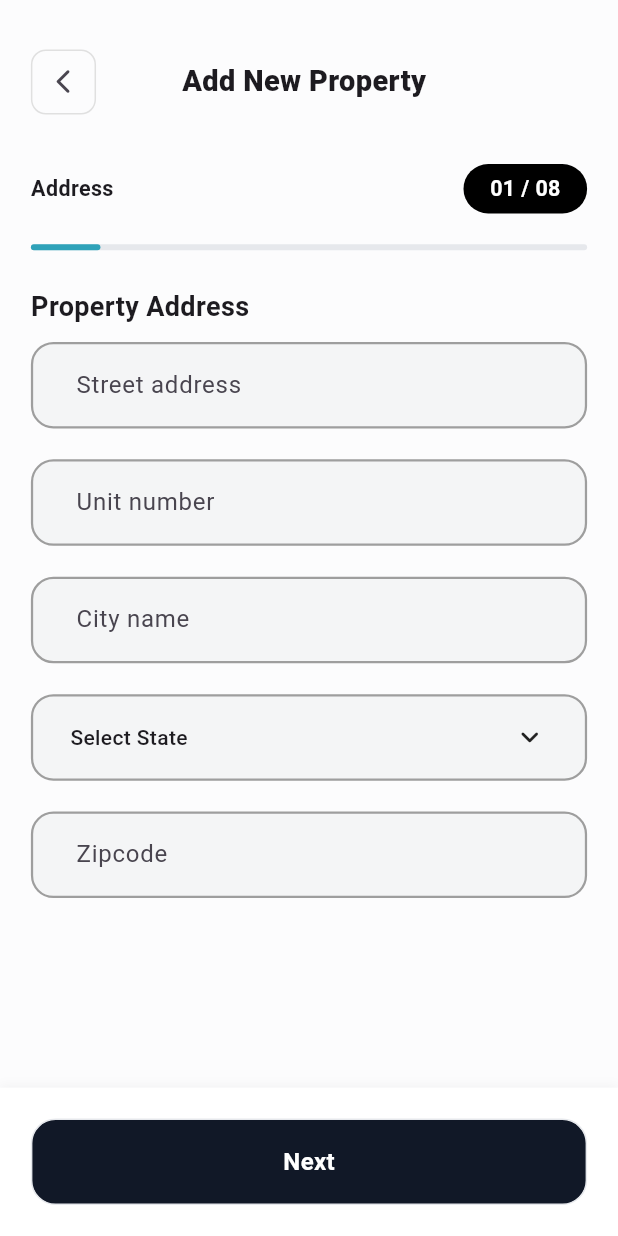
After one commit to asimhanif76/Realix-Real_Estate_App, a Flutter app: the AnpAddressPage screen opened by its route, on a phone screen of 412 x 824 dp. The commit adds this screen. Run offline on Flutter 3.47's test engine with Material 3 defaults, Android fonts, the phone set to English and light mode, and no system bars; our stand-ins replace flutter_slidable, flutter_svg, get, grouped_list, image_picker, responsive_sizer and 1 more.

Commit message:
Update and Add My Home

```diff
--- a/lib/app_routes/app_routes.dart
+++ b/lib/app_routes/app_routes.dart
@@ -1,4 +1,6 @@
 import 'package:flutter/material.dart';
+import 'package:realix_real_estate_app/views/My%20Home/anp_address_page.dart';
+import 'package:realix_real_estate_app/views/My%20Home/anp_meet_with_agent_page.dart';
 import 'package:realix_real_estate_app/views/home/home_page.dart';
 import 'package:realix_real_estate_app/views/message/message_page.dart';
 import 'package:realix_real_estate_app/views/notification/notification_page.dart';
@@ -17,6 +19,8 @@ class AppRoutes {
   static const String homePage = '/homePage';
   static const String notificationPage = '/notificationPage';
   static const String messagePage = '/messagePage';
+  static const String anpAddressPage = '/anpAddressPage';
+  static const String anpMeetWithAgentPage = '/anpMeetWithAgentPage';
 
   static Map<String, WidgetBuilder> get routes => {
         splashPage: (_) => SplashPage(),
@@ -27,5 +31,7 @@ class AppRoutes {
         homePage: (_) => HomePage(),
         notificationPage: (_) => NotificationPage(),
         messagePage: (_) => MessagePage(),
+        anpAddressPage: (_) => AnpAddressPage(),
+        anpMeetWithAgentPage: (_) => AnpMeetWithAgentPage(),
       };
 }
--- a/lib/commons/app_images.dart
+++ b/lib/commons/app_images.dart
@@ -29,4 +29,5 @@ class AppImages {
   static String location = 'assets/images/svg/location.svg';
   static String camera = 'assets/images/svg/Camera.svg';
   static String edit = 'assets/images/svg/edit.svg';
+  static String myNotificationEmpty = 'assets/images/my_notification_empty.png';
 }
--- /dev/null
+++ b/lib/controllers/new_property_controller.dart
@@ -0,0 +1,100 @@
+import 'package:flutter/material.dart';
+import 'package:get/get.dart';
+import 'package:realix_real_estate_app/model/new_property_model.dart';
+
+class AddPropertyController extends GetxController {
+  TextEditingController streetAddressController = TextEditingController();
+  TextEditingController unitNumberController = TextEditingController();
+  TextEditingController cityNameController = TextEditingController();
+  TextEditingController zipCodeController = TextEditingController();
+  var property = PropertyModel(
+    streetAddress: '',
+    city: '',
+    state: '',
+    zipCode: '',
+    timeToSell: '',
+    reasonForSelling: '',
+    description: '',
+    propertyType: '',
+    lotSize: 0,
+    yearBuilt: 0,
+    fullBaths: 0,
+    bedrooms: 0,
+    monthlyRent: 0,
+    securityDeposit: 0,
+    phoneNumber: '',
+    amenities: [],
+  ).obs;
+
+  void updateAddress({
+    required String street,
+    required String city,
+    required String state,
+    required String zip,
+  }) {
+    property.update((val) {
+      val!.streetAddress = street;
+      val.city = city;
+      val.state = state;
+      val.zipCode = zip;
+    });
+  }
+
+  void updateMeeting(DateTime date, String time) {
+    property.update((val) {
+      val!.meetingDate = date;
+      val.meetingTime = time;
+    });
+  }
+
+  void updateTimeToSell(String value) {
+    property.update((val) {
+      val!.timeToSell = value;
+    });
+  }
+
+  void updateReason(String reason) {
+    property.update((val) {
+      val!.reasonForSelling = reason;
+    });
+  }
+
+  void updateDescription(String desc) {
+    property.update((val) {
+      val!.description = desc;
+    });
+  }
+
+  void updateHomeFacts({
+    required String type,
+    required double lotSize,
+    required int yearBuilt,
+    required int fullBaths,
+    required int bedrooms,
+    required double monthlyRent,
+    required double securityDeposit,
+  }) {
+    property.update((val) {
+      val!.propertyType = type;
+      val.lotSize = lotSize;
+      val.yearBuilt = yearBuilt;
+      val.fullBaths = fullBaths;
+      val.bedrooms = bedrooms;
+      val.monthlyRent = monthlyRent;
+      val.securityDeposit = securityDeposit;
+    });
+  }
+
+  void updateContact(String phone, String? note) {
+    property.update((val) {
+      val!.phoneNumber = phone;
+      val.additionalInfo = note;
+    });
+  }
+
+  void updateAmenities(List<String> amenitiesList) {
+    property.update((val) {
+      val!.amenities = amenitiesList;
+    });
+  }
+}
--- /dev/null
+++ b/lib/model/new_property_model.dart
@@ -0,0 +1,43 @@
+class PropertyModel {
+  String streetAddress;
+  String city;
+  String state;
+  String zipCode;
+  DateTime? meetingDate;
+  String? meetingTime;
+  String timeToSell;
+  String reasonForSelling;
+  String description;
+  String propertyType;
+  double lotSize;
+  int yearBuilt;
+  int fullBaths;
+  int bedrooms;
+  double monthlyRent;
+  double securityDeposit;
+  String phoneNumber;
+  String? additionalInfo;
+  List<String> amenities;
+
+  PropertyModel({
+    required this.streetAddress,
+    required this.city,
+    required this.state,
+    required this.zipCode,
+    this.meetingDate,
+    this.meetingTime,
+    required this.timeToSell,
+    required this.reasonForSelling,
+    required this.description,
+    required this.propertyType,
+    required this.lotSize,
+    required this.yearBuilt,
+    required this.fullBaths,
+    required this.bedrooms,
+    required this.monthlyRent,
+    required this.securityDeposit,
+    required this.phoneNumber,
+    this.additionalInfo,
+    required this.amenities,
+  });
+}
--- /dev/null
+++ b/lib/views/My Home/anp_address_page.dart
@@ -0,0 +1,123 @@
+import 'package:flutter/material.dart';
+import 'package:get/get.dart';
+import 'package:realix_real_estate_app/controllers/new_property_controller.dart';
+import 'package:realix_real_estate_app/widgets/custom_black_buttton.dart';
+import 'package:realix_real_estate_app/widgets/my_linear_progress_indicator.dart';
+import 'package:realix_real_estate_app/widgets/my_text_field.dart';
+import 'package:realix_real_estate_app/widgets/page_heading_row.dart';
+
+class AnpAddressPage extends StatelessWidget {
+  AnpAddressPage({super.key});
+
+  AddPropertyController addPropertyController =
+      Get.put(AddPropertyController());
+
+  @override
+  Widget build(BuildContext context) {
+    var height = MediaQuery.of(context).size.height;
+    var width = MediaQuery.of(context).size.width;
+
+    return Scaffold(
+      body: Scaffold(
+        backgroundColor: Color(0xFFFCFCFD),
+        body: Stack(
+          children: [
+            Column(
+              children: [
+                SizedBox(
+                  height: height * 0.04,
+                ),
+                Padding(
+                  padding: EdgeInsets.symmetric(horizontal: width * 0.05),
+                  child: PageHeadingRow(pageHeadingText: 'Add New Property'),
+                ),
+                SizedBox(
+                  height: height * 0.04,
+                ),
+                MyLinearProgressIndicator(
+                    indicatorHeading: 'Address', indicatorValue: 1),
+                Padding(
+                  padding:
+                      EdgeInsets.only(left: width * 0.05, top: height * 0.03),
+                  child: Container(
+                    alignment: Alignment.centerLeft,
+                    child: Text(
+                      'Property Address',
+                      style:
+                          TextStyle(fontSize: 18, fontWeight: FontWeight.w700),
+                    ),
+                  ),
+                ),
+                Padding(
+                  padding: EdgeInsets.symmetric(horizontal: width * 0.05),
+                  child: MyTextField(
+                      labelText: 'Street address',
+                      controller:
+                          addPropertyController.streetAddressController),
+                ),
+                Padding(
+                  padding: EdgeInsets.symmetric(horizontal: width * 0.05),
+                  child: MyTextField(
+                      labelText: 'Unit number',
+                      controller: addPropertyController.unitNumberController),
+                ),
+                Padding(
+                  padding: EdgeInsets.symmetric(horizontal: width * 0.05),
+                  child: MyTextField(
+                      labelText: 'City name',
+                      controller: addPropertyController.cityNameController),
+                ),
+                Padding(
+                    padding: EdgeInsets.symmetric(
+                        horizontal: width * 0.05, vertical: width * 0.025),
+                    child: Container(
+                      padding: EdgeInsets.only(
+                          left: width * 0.01, right: width * 0.01),
+                      height: height * 0.07,
+                      decoration: BoxDecoration(
+                        borderRadius: BorderRadius.circular(15),
+                        border: Border.all(
+                          color: Colors.grey,
+                          width: 1.5,
+                        ),
+                        color: Color(0xFFF4F5F6),
+                      ),
+                      child: Padding(
+                        padding: EdgeInsets.symmetric(horizontal: width * 0.05),
+                        child: Row(
+                          mainAxisAlignment: MainAxisAlignment.spaceBetween,
+                          children: [
+                            Text(
+                              'Select State',
+                              style: TextStyle(
+                                  fontSize: 14, fontWeight: FontWeight.w500),
+                            ),
+                            Icon(Icons.keyboard_arrow_down_rounded),
+                          ],
+                        ),
+                      ),
+                    )),
+                Padding(
+                  padding: EdgeInsets.symmetric(horizontal: width * 0.05),
+                  child: MyTextField(
+                      labelText: 'Zipcode',
+                      controller: addPropertyController.zipCodeController),
+                ),
+              ],
+            ),
+            Positioned(
+                bottom: 0,
+                left: 0,
+                right: 0,
+                child: CustomBlackButtton(
+                  buttonName: 'Next',
+                  onTap: () {
+                    Navigator.pushNamed(context, '/anpMeetWithAgentPage');
+                  },
+                ))
+          ],
+        ),
+      ),
+    );
+  }
+}
--- a/lib/views/My Home/my_home_empty.dart
+++ b/lib/views/My Home/my_home_empty.dart
@@ -12,6 +12,8 @@ class MyHomeEmpty extends StatelessWidget {
     var width = MediaQuery.of(context).size.width;
 
     return Scaffold(
+            backgroundColor: Color(0xFFFCFCFD),
+
       body: Container(
         width: width,
         height: height,
--- a/lib/views/message/message_page.dart
+++ b/lib/views/message/message_page.dart
@@ -47,7 +47,7 @@ class MessagePage extends StatelessWidget {
                         height: height * 0.015,
                       ),
                       itemCount: messagePageController.messageList.length,
-                      itemBuilder: (context, index)         {
+                      itemBuilder: (context, index) {
                         final chat = messagePageController.messageList.reversed
                             .toList()[index];
 
--- a/lib/views/notification/notification_page.dart
+++ b/lib/views/notification/notification_page.dart
@@ -2,6 +2,7 @@ import 'package:flutter/material.dart';
 import 'package:flutter_slidable/flutter_slidable.dart';
 import 'package:flutter_svg/flutter_svg.dart';
 import 'package:get/get.dart';
+import 'package:realix_real_estate_app/commons/app_images.dart';
 import 'package:realix_real_estate_app/commons/app_strings.dart';
 import 'package:realix_real_estate_app/controllers/notification_page_controller.dart';
 import 'package:realix_real_estate_app/model/notification_model.dart';
@@ -85,7 +86,7 @@ class NotificationPage extends StatelessWidget {
                                         Colors.red.shade100.withOpacity(0.5),
                                     foregroundColor: Colors.red,
                                     icon: Icons.delete,
-                                    label: 'Delete',
+                                    label: AppStrings.delete,
                                   ),
                                 ],
                               ),
@@ -220,7 +221,7 @@ class NotificationPage extends StatelessWidget {
           crossAxisAlignment: CrossAxisAlignment.center,
           children: [
             Image.asset(
-              'assets/images/my_notification_empty.png',
+             AppImages.myNotificationEmpty ,
               scale: 4,
             ),
             SizedBox(
--- a/lib/views/profile/profile_page.dart
+++ b/lib/views/profile/profile_page.dart
@@ -43,14 +43,14 @@ class ProfilePage extends StatelessWidget {
               return index == 0
                   ? Column(
                       children: [
-                        _buildProfileOptionHeading(width, 'Home search'),
+                        _buildProfileOptionHeading(width,AppStrings.homeSearch ),
                         _buildProfileTile(item, height)
                       ],
                     )
                   : index == 3
                       ? Column(
                           children: [
-                            _buildProfileOptionHeading(width, 'General'),
+                            _buildProfileOptionHeading(width,AppStrings.generals ),
                             _buildProfileTile(item, height)
                           ],
                         )
--- /dev/null
+++ b/lib/widgets/custom_black_buttton.dart
@@ -0,0 +1,42 @@
+import 'package:flutter/material.dart';
+import 'package:realix_real_estate_app/widgets/my_container_button.dart';
+
+class CustomBlackButtton extends StatelessWidget {
+  String buttonName;
+  VoidCallback onTap;
+  CustomBlackButtton({super.key,required this.buttonName,required this.onTap});
+
+  @override
+  Widget build(BuildContext context) {
+    var height = MediaQuery.of(context).size.height;
+    var width = MediaQuery.of(context).size.width;
+
+    return Container(
+      decoration: BoxDecoration(
+        color: Colors.white,
+        boxShadow: [
+          BoxShadow(
+            color: Colors.grey.withOpacity(0.1),
+            offset: Offset(0, -2), // upward shadow
+            blurRadius: 5,
+            spreadRadius: 0,
+          ),
+        ],
+      ),
+      child: Padding(
+          padding: EdgeInsets.symmetric(
+              horizontal: width * 0.05, vertical: width * 0.025),
+          child: MyContainerButton(
+            color: Color(0xFF111827),
+            widget: Text(
+              buttonName,
+              style: TextStyle(
+                  fontSize: 16,
+                  fontWeight: FontWeight.w700,
+                  color: Colors.white),
+            ),
+            onTap: onTap,
+          )),
+    );
+  }
+}
--- a/lib/widgets/my_container_button.dart
+++ b/lib/widgets/my_container_button.dart
@@ -5,14 +5,18 @@ class MyContainerButton extends StatelessWidget {
   Color color;
   Widget widget;
   VoidCallback onTap;
-  MyContainerButton({super.key, required this.color, required this.widget,required this.onTap});
+  MyContainerButton(
+      {super.key,
+      required this.color,
+      required this.widget,
+      required this.onTap});
 
   @override
   Widget build(BuildContext context) {
     var height = MediaQuery.of(context).size.height;
     var width = MediaQuery.of(context).size.width;
     return Padding(
-      padding: const EdgeInsets.symmetric(vertical: 10),
+      padding: EdgeInsets.symmetric(vertical: width * 0.025),
       child: InkWell(
         onTap: onTap,
         child: Container(
@@ -20,7 +24,7 @@ class MyContainerButton extends StatelessWidget {
           width: double.infinity,
           decoration: BoxDecoration(
               border: Border.all(color: Color(0xFFE6E8EC)),
-              borderRadius: BorderRadius.circular(15),
+              borderRadius: BorderRadius.circular(width * 0.04),
               color: color),
           child: Center(child: widget),
         ),
--- /dev/null
+++ b/lib/widgets/my_linear_progress_indicator.dart
@@ -0,0 +1,61 @@
+import 'package:flutter/material.dart';
+import 'package:responsive_sizer/responsive_sizer.dart';
+
+class MyLinearProgressIndicator extends StatelessWidget {
+  String indicatorHeading;
+  int indicatorValue;
+  MyLinearProgressIndicator(
+      {super.key,
+      required this.indicatorHeading,
+      required this.indicatorValue});
+
+  @override
+  Widget build(BuildContext context) {
+    var height = MediaQuery.of(context).size.height;
+    var width = MediaQuery.of(context).size.width;
+
+    return Padding(
+      padding: EdgeInsets.symmetric(horizontal: width * 0.05),
+      child: Column(
+        children: [
+          Row(
+            mainAxisAlignment: MainAxisAlignment.spaceBetween,
+            children: [
+              Text(
+                indicatorHeading,
+                style:
+                    TextStyle(fontSize: 15.5.sp, fontWeight: FontWeight.w600),
+              ),
+              Container(
+                width: width * 0.2,
+                height: height * 0.04,
+                decoration: BoxDecoration(
+                  borderRadius: BorderRadius.circular(100),
+                  color: Colors.black,
+                ),
+                child: Center(
+                  child: Text(
+                    '${indicatorValue < 10 ? '0' : ''}$indicatorValue / 08',
+                    style: TextStyle(
+                        fontSize: 15.5.sp,
+                        fontWeight: FontWeight.w600,
+                        color: Colors.white),
+                  ),
+                ),
+              ),
+            ],
+          ),
+          SizedBox(
+            height: width * 0.05,
+          ),
+          LinearProgressIndicator(
+            color: Color(0xFF2FA2B9),
+            backgroundColor: Color(0xFFE6E8EC),
+            borderRadius: BorderRadius.circular(100),
+            value: indicatorValue / 8,
+          ),
+        ],
+      ),
+    );
+  }
+}
--- a/lib/widgets/my_text_field.dart
+++ b/lib/widgets/my_text_field.dart
@@ -50,7 +50,7 @@ class _MyTextFieldState extends State<MyTextField> {
     var width = MediaQuery.of(context).size.width;
 
     return Padding(
-      padding: const EdgeInsets.symmetric(vertical: 10),
+      padding: EdgeInsets.symmetric(vertical: width * 0.025),
       child: Container(
         padding: EdgeInsets.only(left: width * 0.01, right: width * 0.01),
         height: height * 0.07,
```
Also changed, not shown: lib/commons/app_strings.dart (+15 -2 lines), lib/views/My Home/anp_meet_with_agent_page.dart (added, +46 -0 lines), lib/views/My Home/anp_time_to_sell.dart (added, +46 -0 lines), lib/views/My Home/my_home_page.dart (+32 -2 lines), lib/views/home/home_page.dart (+4 -3 lines), lib/views/onboarding/onboarding_page.dart (+4 -3 lines), lib/views/root_page.dart (+6 -5 lines).
